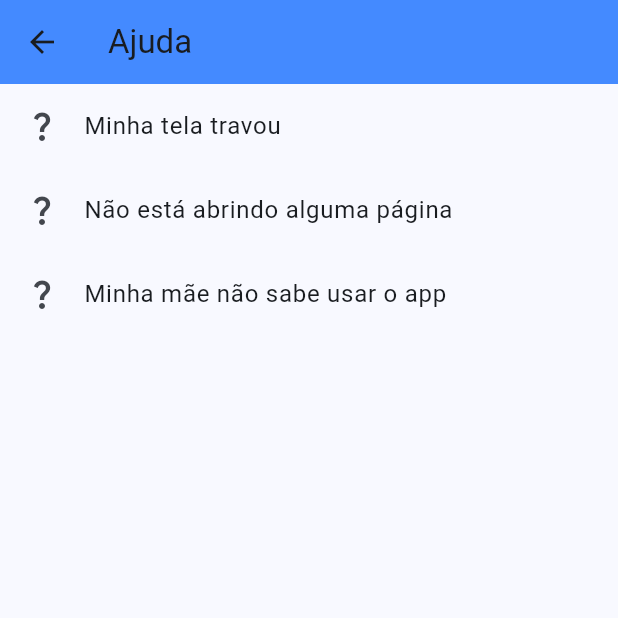
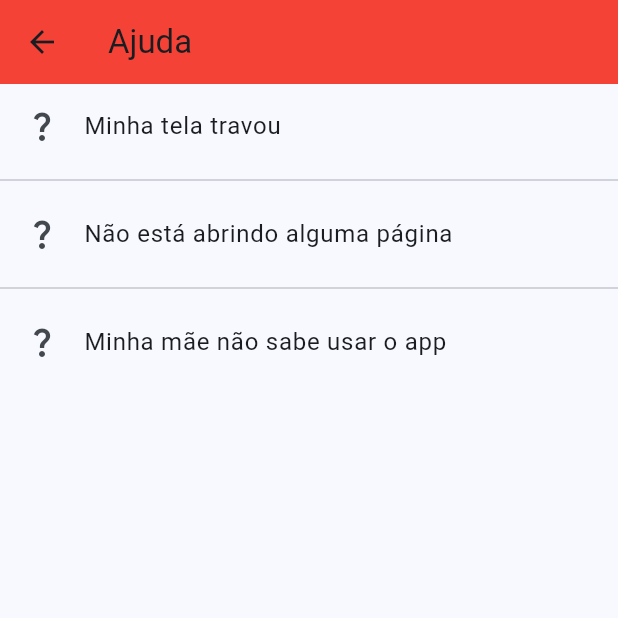
Before and after one commit to rafaelildefonso/atividades_flutter, a Flutter app: the TelaAjuda screen opened directly, on a phone screen of 412 x 824 dp, the top half of it. Run offline on Flutter 3.47's test engine with Material 3 defaults, Android fonts, the phone set to English and light mode, and no system bars; our stand-ins replace device_preview.

Commit message:
improve ui

```diff
--- a/atividade_3/lib/pages/tela_ajuda.dart
+++ b/atividade_3/lib/pages/tela_ajuda.dart
@@ -13,7 +13,7 @@ class _TelaAjudaState extends State<TelaAjuda> {
     return Scaffold(
       appBar: AppBar(
         title: Text("Ajuda"),
-        backgroundColor: Colors.blueAccent,
+        backgroundColor: Colors.red,
         automaticallyImplyLeading: false,
         leading: IconButton(
             onPressed: () => Navigator.pop(context),
@@ -26,10 +26,12 @@ class _TelaAjudaState extends State<TelaAjuda> {
               title: Text("Minha tela travou"),
               leading: Icon(Icons.question_mark),
             ),
+            Divider(),
             ListTile(
               title: Text("Não está abrindo alguma página"),
               leading: Icon(Icons.question_mark),
             ),
+            Divider(),
             ListTile(
               title: Text("Minha mãe não sabe usar o app"),
               leading: Icon(Icons.question_mark),
--- a/atividade_3/lib/pages/tela_config.dart
+++ b/atividade_3/lib/pages/tela_config.dart
@@ -13,7 +13,7 @@ class _TelaConfigState extends State<TelaConfig> {
     return Scaffold(
       appBar: AppBar(
         title: Text("Configuração"),
-        backgroundColor: Colors.blueAccent,
+        backgroundColor: Colors.blueGrey,
         automaticallyImplyLeading: false,
         leading: IconButton(
             onPressed: () => Navigator.pop(context),
@@ -26,10 +26,12 @@ class _TelaConfigState extends State<TelaConfig> {
               title: Text("Definir nome"),
               leading: Icon(Icons.person),
             ),
+            Divider(),
             ListTile(
               title: Text("Definir idade"),
               leading: Icon(Icons.cake),
             ),
+            Divider(),
             ListTile(
               title: Text("Definir profissão"),
               leading: Icon(Icons.work),
--- a/atividade_3/lib/pages/tela_favoritos.dart
+++ b/atividade_3/lib/pages/tela_favoritos.dart
@@ -13,7 +13,7 @@ class _TelaFavoritosState extends State<TelaFavoritos> {
     return Scaffold(
       appBar: AppBar(
         title: Text("Favoritos"),
-        backgroundColor: Colors.blueAccent,
+        backgroundColor: Colors.yellow,
         automaticallyImplyLeading: false,
         leading: IconButton(
             onPressed: () => Navigator.pop(context),
@@ -30,6 +30,7 @@ class _TelaFavoritosState extends State<TelaFavoritos> {
                   backgroundImage: NetworkImage(
                       "https://thumbs.dreamstime.com/b/retrato-normal-real-da-pessoa-22299703.jpg")),
             ),
+            Divider(),
             ListTile(
               title: Text("Maria Perola"),
               subtitle: Text("Faxineira"),
@@ -38,6 +39,7 @@ class _TelaFavoritosState extends State<TelaFavoritos> {
                   backgroundImage: NetworkImage(
                       "https://thumbs.dreamstime.com/b/retrato-normal-real-da-pessoa-22299668.jpg")),
             ),
+            Divider(),
             ListTile(
               title: Text("Sará pião"),
               subtitle: Text("Pedreiro"),
```
